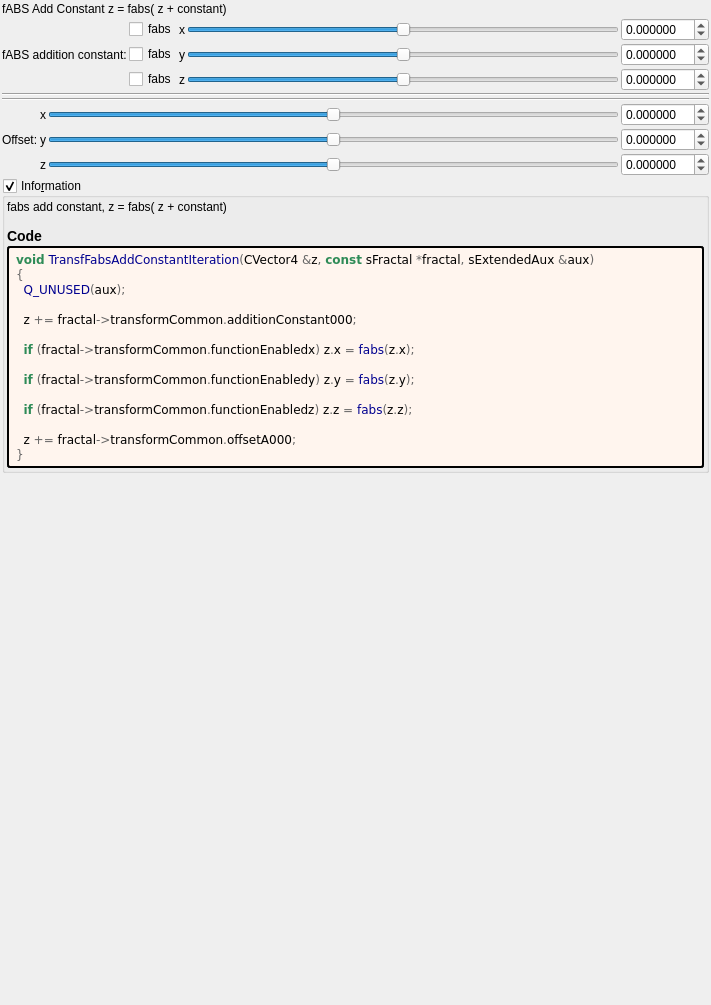
Above: mandelbulber2/formula/ui/fractal_transf_fabs_add_constant.ui from buddhi1980/mandelbulber2 before the change. Below: the same form after it.
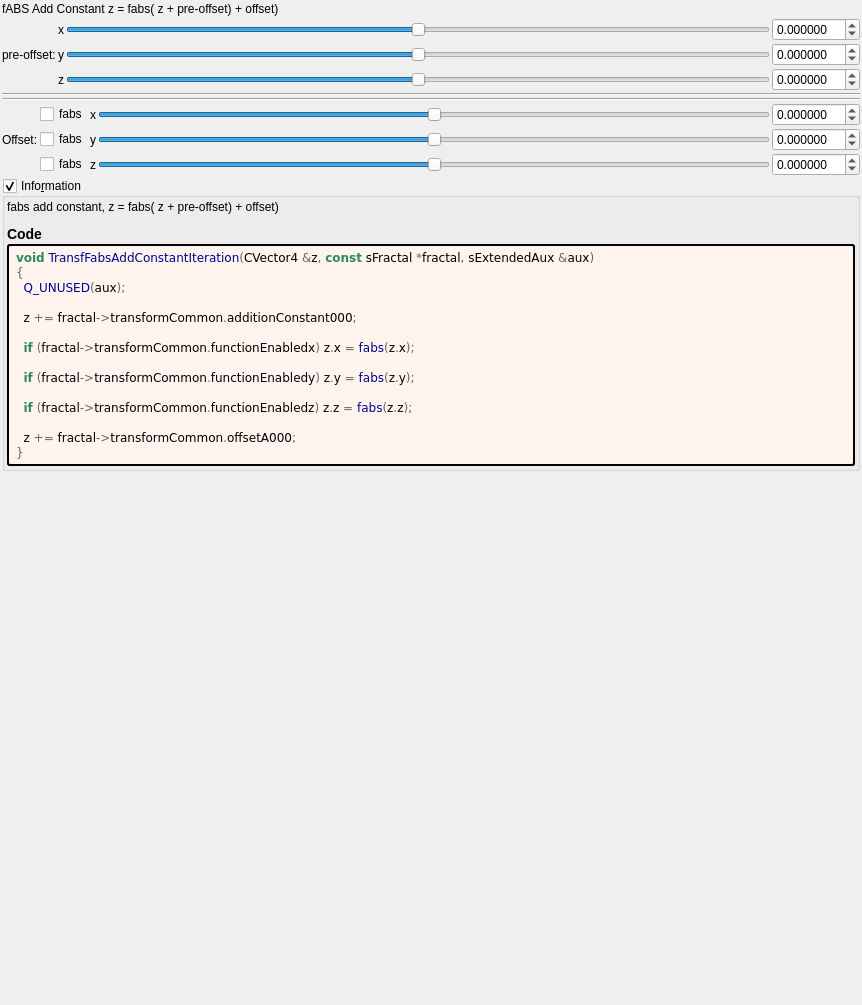
That is the form after the change. Custom widgets are drawn as their Qt base class.

Commit message: re wording ui transf_fabs_add_constant

The edit to the form file:
```diff
--- a/mandelbulber2/formula/ui/fractal_transf_fabs_add_constant.ui
+++ b/mandelbulber2/formula/ui/fractal_transf_fabs_add_constant.ui
@@ -6,7 +6,7 @@
    <rect>
     <x>0</x>
     <y>0</y>
-    <width>711</width>
+    <width>862</width>
     <height>1005</height>
    </rect>
   </property>
@@ -32,7 +32,7 @@
    <item>
     <widget class="QLabel" name="label_26">
      <property name="text">
-      <string>fABS Add Constant z = fabs( z + constant)</string>
+      <string>fABS Add Constant z = fabs( z + pre-offset) + offset)</string>
      </property>
     </widget>
    </item>
@@ -44,21 +44,7 @@
      <item row="1" column="0">
       <widget class="QLabel" name="label_23">
        <property name="text">
-        <string>fABS addition constant:</string>
-       </property>
-      </widget>
-     </item>
-     <item row="0" column="1">
-      <widget class="QCheckBox" name="checkBox_transf_function_enabledx">
-       <property name="text">
-        <string notr="true">fabs</string>
-       </property>
-      </widget>
-     </item>
-     <item row="1" column="1">
-      <widget class="QCheckBox" name="checkBox_transf_function_enabledy">
-       <property name="text">
-        <string notr="true">fabs</string>
+        <string>pre-offset:</string>
        </property>
       </widget>
      </item>
@@ -230,13 +216,6 @@
        </property>
       </widget>
      </item>
-     <item row="2" column="1">
-      <widget class="QCheckBox" name="checkBox_transf_function_enabledz">
-       <property name="text">
-        <string notr="true">fabs</string>
-       </property>
-      </widget>
-     </item>
     </layout>
    </item>
    <item>
@@ -251,151 +230,6 @@
      <property name="spacing">
       <number>2</number>
      </property>
-     <item row="3" column="1">
-      <widget class="QLabel" name="label_125">
-       <property name="sizePolicy">
-        <sizepolicy hsizetype="Preferred" vsizetype="Preferred">
-         <horstretch>0</horstretch>
-         <verstretch>0</verstretch>
-        </sizepolicy>
-       </property>
-       <property name="text">
-        <string notr="true">z</string>
-       </property>
-       <property name="alignment">
-        <set>Qt::AlignRight|Qt::AlignTrailing|Qt::AlignVCenter</set>
-       </property>
-      </widget>
-     </item>
-     <item row="2" column="3">
-      <widget class="MyDoubleSpinBox" name="spinbox3_transf_offsetA_000_y">
-       <property name="sizePolicy">
-        <sizepolicy hsizetype="Minimum" vsizetype="Maximum">
-         <horstretch>0</horstretch>
-         <verstretch>0</verstretch>
-        </sizepolicy>
-       </property>
-       <property name="prefix">
-        <string/>
-       </property>
-       <property name="suffix">
-        <string/>
-       </property>
-       <property name="decimals">
-        <number>6</number>
-       </property>
-       <property name="minimum">
-        <double>-99.989999999999995</double>
-       </property>
-       <property name="maximum">
-        <double>99.989999999999995</double>
-       </property>
-       <property name="singleStep">
-        <double>0.100000000000000</double>
-       </property>
-      </widget>
-     </item>
-     <item row="0" column="0" colspan="4">
-      <widget class="Line" name="line_53">
-       <property name="orientation">
-        <enum>Qt::Horizontal</enum>
-       </property>
-      </widget>
-     </item>
-     <item row="2" column="2">
-      <widget class="QSlider" name="slider3_transf_offsetA_000_y">
-       <property name="sizePolicy">
-        <sizepolicy hsizetype="Expanding" vsizetype="Maximum">
-         <horstretch>0</horstretch>
-         <verstretch>0</verstretch>
-        </sizepolicy>
-       </property>
-       <property name="minimum">
-        <number>-5000000</number>
-       </property>
-       <property name="maximum">
-        <number>5000000</number>
-       </property>
-       <property name="singleStep">
-        <number>1</number>
-       </property>
-       <property name="orientation">
-        <enum>Qt::Horizontal</enum>
-       </property>
-      </widget>
-     </item>
-     <item row="3" column="3">
-      <widget class="MyDoubleSpinBox" name="spinbox3_transf_offsetA_000_z">
-       <property name="sizePolicy">
-        <sizepolicy hsizetype="Minimum" vsizetype="Maximum">
-         <horstretch>0</horstretch>
-         <verstretch>0</verstretch>
-        </sizepolicy>
-       </property>
-       <property name="prefix">
-        <string/>
-       </property>
-       <property name="suffix">
-        <string/>
-       </property>
-       <property name="decimals">
-        <number>6</number>
-       </property>
-       <property name="minimum">
-        <double>-99.989999999999995</double>
-       </property>
-       <property name="maximum">
-        <double>99.989999999999995</double>
-       </property>
-       <property name="singleStep">
-        <double>0.100000000000000</double>
-       </property>
-      </widget>
-     </item>
-     <item row="1" column="2">
-      <widget class="QSlider" name="slider3_transf_offsetA_000_x">
-       <property name="sizePolicy">
-        <sizepolicy hsizetype="Preferred" vsizetype="Preferred">
-         <horstretch>0</horstretch>
-         <verstretch>0</verstretch>
-        </sizepolicy>
-       </property>
-       <property name="minimum">
-        <number>-5000000</number>
-       </property>
-       <property name="maximum">
-        <number>5000000</number>
-       </property>
-       <property name="singleStep">
-        <number>1</number>
-       </property>
-       <property name="orientation">
-        <enum>Qt::Horizontal</enum>
-       </property>
-      </widget>
-     </item>
-     <item row="3" column="2">
-      <widget class="QSlider" name="slider3_transf_offsetA_000_z">
-       <property name="sizePolicy">
-        <sizepolicy hsizetype="Expanding" vsizetype="Maximum">
-         <horstretch>0</horstretch>
-         <verstretch>0</verstretch>
-        </sizepolicy>
-       </property>
-       <property name="minimum">
-        <number>-5000000</number>
-       </property>
-       <property name="maximum">
-        <number>5000000</number>
-       </property>
-       <property name="singleStep">
-        <number>1</number>
-       </property>
-       <property name="orientation">
-        <enum>Qt::Horizontal</enum>
-       </property>
-      </widget>
-     </item>
      <item row="2" column="0">
       <widget class="QLabel" name="label_259">
        <property name="text">
@@ -403,7 +237,92 @@
        </property>
       </widget>
      </item>
-     <item row="1" column="1">
+     <item row="3" column="3">
+      <widget class="QSlider" name="slider3_transf_offsetA_000_z">
+       <property name="sizePolicy">
+        <sizepolicy hsizetype="Expanding" vsizetype="Maximum">
+         <horstretch>0</horstretch>
+         <verstretch>0</verstretch>
+        </sizepolicy>
+       </property>
+       <property name="minimum">
+        <number>-5000000</number>
+       </property>
+       <property name="maximum">
+        <number>5000000</number>
+       </property>
+       <property name="singleStep">
+        <number>1</number>
+       </property>
+       <property name="orientation">
+        <enum>Qt::Horizontal</enum>
+       </property>
+      </widget>
+     </item>
+     <item row="2" column="4">
+      <widget class="MyDoubleSpinBox" name="spinbox3_transf_offsetA_000_y">
+       <property name="sizePolicy">
+        <sizepolicy hsizetype="Minimum" vsizetype="Maximum">
+         <horstretch>0</horstretch>
+         <verstretch>0</verstretch>
+        </sizepolicy>
+       </property>
+       <property name="prefix">
+        <string/>
+       </property>
+       <property name="suffix">
+        <string/>
+       </property>
+       <property name="decimals">
+        <number>6</number>
+       </property>
+       <property name="minimum">
+        <double>-99.989999999999995</double>
+       </property>
+       <property name="maximum">
+        <double>99.989999999999995</double>
+       </property>
+       <property name="singleStep">
+        <double>0.100000000000000</double>
+       </property>
+      </widget>
+     </item>
+     <item row="0" column="0" colspan="5">
+      <widget class="Line" name="line_53">
+       <property name="orientation">
+        <enum>Qt::Horizontal</enum>
+       </property>
+      </widget>
+     </item>
+     <item row="1" column="4">
+      <widget class="MyDoubleSpinBox" name="spinbox3_transf_offsetA_000_x">
+       <property name="sizePolicy">
+        <sizepolicy hsizetype="Minimum" vsizetype="Maximum">
+         <horstretch>0</horstretch>
+         <verstretch>0</verstretch>
+        </sizepolicy>
+       </property>
+       <property name="prefix">
+        <string/>
+       </property>
+       <property name="suffix">
+        <string/>
+       </property>
+       <property name="decimals">
+        <number>6</number>
+       </property>
+       <property name="minimum">
+        <double>-99.989999999999995</double>
+       </property>
+       <property name="maximum">
+        <double>99.989999999999995</double>
+       </property>
+       <property name="singleStep">
+        <double>0.100000000000000</double>
+       </property>
+      </widget>
+     </item>
+     <item row="1" column="2">
       <widget class="QLabel" name="label_118">
        <property name="sizePolicy">
         <sizepolicy hsizetype="Preferred" vsizetype="Preferred">
@@ -419,7 +338,95 @@
        </property>
       </widget>
      </item>
-     <item row="2" column="1">
+     <item row="3" column="2">
+      <widget class="QLabel" name="label_125">
+       <property name="sizePolicy">
+        <sizepolicy hsizetype="Preferred" vsizetype="Preferred">
+         <horstretch>0</horstretch>
+         <verstretch>0</verstretch>
+        </sizepolicy>
+       </property>
+       <property name="text">
+        <string notr="true">z</string>
+       </property>
+       <property name="alignment">
+        <set>Qt::AlignRight|Qt::AlignTrailing|Qt::AlignVCenter</set>
+       </property>
+      </widget>
+     </item>
+     <item row="1" column="3">
+      <widget class="QSlider" name="slider3_transf_offsetA_000_x">
+       <property name="sizePolicy">
+        <sizepolicy hsizetype="Preferred" vsizetype="Preferred">
+         <horstretch>0</horstretch>
+         <verstretch>0</verstretch>
+        </sizepolicy>
+       </property>
+       <property name="minimum">
+        <number>-5000000</number>
+       </property>
+       <property name="maximum">
+        <number>5000000</number>
+       </property>
+       <property name="singleStep">
+        <number>1</number>
+       </property>
+       <property name="orientation">
+        <enum>Qt::Horizontal</enum>
+       </property>
+      </widget>
+     </item>
+     <item row="2" column="3">
+      <widget class="QSlider" name="slider3_transf_offsetA_000_y">
+       <property name="sizePolicy">
+        <sizepolicy hsizetype="Expanding" vsizetype="Maximum">
+         <horstretch>0</horstretch>
+         <verstretch>0</verstretch>
+        </sizepolicy>
+       </property>
+       <property name="minimum">
+        <number>-5000000</number>
+       </property>
+       <property name="maximum">
+        <number>5000000</number>
+       </property>
+       <property name="singleStep">
+        <number>1</number>
+       </property>
+       <property name="orientation">
+        <enum>Qt::Horizontal</enum>
+       </property>
+      </widget>
+     </item>
+     <item row="3" column="4">
+      <widget class="MyDoubleSpinBox" name="spinbox3_transf_offsetA_000_z">
+       <property name="sizePolicy">
+        <sizepolicy hsizetype="Minimum" vsizetype="Maximum">
+         <horstretch>0</horstretch>
+         <verstretch>0</verstretch>
+        </sizepolicy>
+       </property>
+       <property name="prefix">
+        <string/>
+       </property>
+       <property name="suffix">
+        <string/>
+       </property>
+       <property name="decimals">
+        <number>6</number>
+       </property>
+       <property name="minimum">
+        <double>-99.989999999999995</double>
+       </property>
+       <property name="maximum">
+        <double>99.989999999999995</double>
+       </property>
+       <property name="singleStep">
+        <double>0.100000000000000</double>
+       </property>
+      </widget>
+     </item>
+     <item row="2" column="2">
       <widget class="QLabel" name="label_119">
        <property name="sizePolicy">
         <sizepolicy hsizetype="Preferred" vsizetype="Preferred">
@@ -435,31 +442,24 @@
        </property>
       </widget>
      </item>
-     <item row="1" column="3">
-      <widget class="MyDoubleSpinBox" name="spinbox3_transf_offsetA_000_x">
-       <property name="sizePolicy">
-        <sizepolicy hsizetype="Minimum" vsizetype="Maximum">
-         <horstretch>0</horstretch>
-         <verstretch>0</verstretch>
-        </sizepolicy>
+     <item row="1" column="1">
+      <widget class="QCheckBox" name="checkBox_transf_function_enabledx">
+       <property name="text">
+        <string notr="true">fabs</string>
        </property>
-       <property name="prefix">
-        <string/>
+      </widget>
+     </item>
+     <item row="2" column="1">
+      <widget class="QCheckBox" name="checkBox_transf_function_enabledy">
+       <property name="text">
+        <string notr="true">fabs</string>
        </property>
-       <property name="suffix">
-        <string/>
-       </property>
-       <property name="decimals">
-        <number>6</number>
-       </property>
-       <property name="minimum">
-        <double>-99.989999999999995</double>
-       </property>
-       <property name="maximum">
-        <double>99.989999999999995</double>
-       </property>
-       <property name="singleStep">
-        <double>0.100000000000000</double>
+      </widget>
+     </item>
+     <item row="3" column="1">
+      <widget class="QCheckBox" name="checkBox_transf_function_enabledz">
+       <property name="text">
+        <string notr="true">fabs</string>
        </property>
       </widget>
      </item>
@@ -495,9 +495,7 @@
       <item>
        <widget class="QLabel" name="label_information_general">
         <property name="text">
-         <string notr="true">&lt;p&gt;fabs add  constant,  z = fabs( z + constant)&lt;/p&gt;&lt;table&gt;
-&lt;/table&gt;
-&lt;h3&gt;Code&lt;/h3&gt;</string>
+         <string notr="true">&lt;html&gt;&lt;head/&gt;&lt;body&gt;&lt;p&gt;fabs add constant, z = fabs( z + pre-offset) + offset)&lt;/p&gt;&lt;p&gt;&lt;span style=&quot; font-size:large; font-weight:600;&quot;&gt;Code&lt;/span&gt;&lt;/p&gt;&lt;/body&gt;&lt;/html&gt;</string>
         </property>
         <property name="wordWrap">
          <bool>true</bool>
@@ -564,17 +562,17 @@
   </layout>
  </widget>
  <customwidgets>
-  <customwidget>
-   <class>MyDoubleSpinBox</class>
-   <extends>QDoubleSpinBox</extends>
-   <header>my_double_spin_box.h</header>
-  </customwidget>
   <customwidget>
    <class>MyGroupBox</class>
    <extends>QGroupBox</extends>
    <header>my_group_box.h</header>
    <container>1</container>
   </customwidget>
+  <customwidget>
+   <class>MyDoubleSpinBox</class>
+   <extends>QDoubleSpinBox</extends>
+   <header>my_double_spin_box.h</header>
+  </customwidget>
  </customwidgets>
  <tabstops>
   <tabstop>checkBox_transf_function_enabledx</tabstop>
```
Left out of the diff: 5 changed lines with no effect on the pictures. The commit also changes 1 other file.
